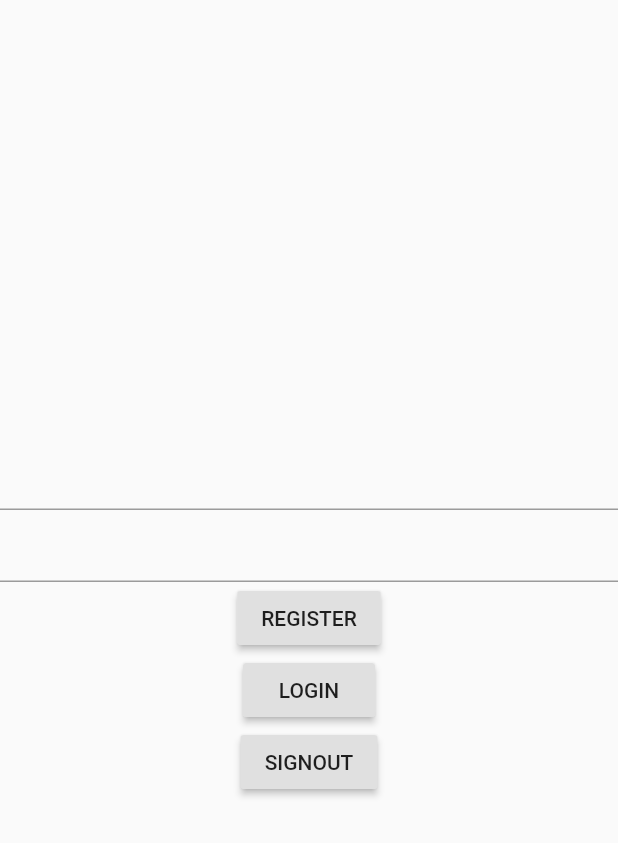
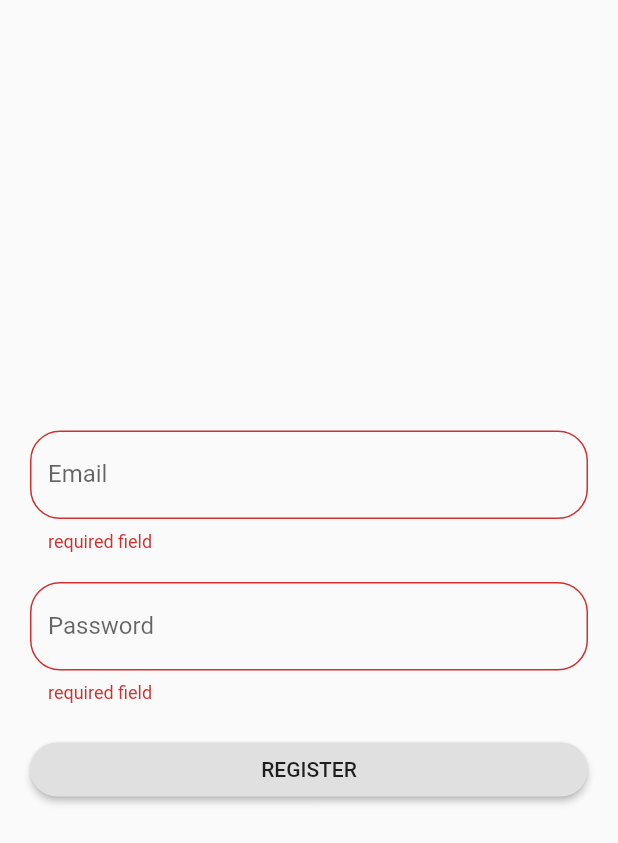
Before and after one commit to shadysamara/gsg_firebase, a Flutter app: the screen it shows after launch, after a tap on "REGISTER", on a phone screen of 412 x 824 dp. Shown: the top 843 px of the screen. Run offline on Flutter 3.47's test engine with Material 2 defaults, Android fonts, the phone set to English and light mode, and no system bars; our stand-ins replace cloud_firestore, firebase_auth, firebase_core, logger; accounts and stored records are empty.

```diff
--- a/lib/main.dart
+++ b/lib/main.dart
@@ -1,6 +1,7 @@
 import 'package:firebase_core/firebase_core.dart';
 import 'package:flutter/material.dart';
-import 'package:gsg_firebase/server.dart';
+import 'package:gsg_firebase/backend/server.dart';
+import 'package:gsg_firebase/ui/widgets/customTextField.dart';
 
 void main() {
   runApp(MyApp());
@@ -54,55 +55,103 @@ class App extends StatelessWidget {
 class HomePage extends StatelessWidget {
   String email;
   String password;
+  String name;
+  String city;
+  String phoneNumber;
+
+  saveEmail(String email) {
+    this.email = email;
+  }
+
+  saveName(String name) {
+    this.name = name;
+  }
+
+  savePassword(String password) {
+    this.password = password;
+  }
+
+  saveCity(String city) {
+    this.city = city;
+  }
+
+  savephone(String phone) {
+    this.phoneNumber = phone;
+  }
+
+  nullValidation(String value) {
+    if (value == '') {
+      return 'required field';
+    }
+  }
+
+  GlobalKey<FormState> formKey = GlobalKey();
+  saveForm() {
+    if (formKey.currentState.validate()) {
+      formKey.currentState.save();
+      loginToMyAPP(this.email, this.password);
+
+      // saveUser({
+      //   'email': this.email,
+      //   'password': this.password,
+      //   'name': this.name,
+      //   'city': this.city,
+      //   'phone': this.phoneNumber
+      // });
+    } else {
+      return;
+    }
+  }
+
   @override
   Widget build(BuildContext context) {
     // TODO: implement build
     return Scaffold(
-        body: Column(
+        body: Container(
+      padding: EdgeInsets.symmetric(horizontal: 20),
+      child: Form(
+        key: formKey,
+        child: Column(
           mainAxisAlignment: MainAxisAlignment.center,
           children: [
-        TextField(
-          onChanged: (value) {
-            this.email = value;
-          },
+            CustomTextField(
+              labelText: 'Email',
+              saveFun: saveEmail,
+              validationFun: nullValidation,
             ),
-        TextField(
-          onChanged: (value) {
-            this.password = value;
-          },
+            CustomTextField(
+              labelText: 'Password',
+              saveFun: savePassword,
+              validationFun: nullValidation,
             ),
-        RaisedButton(
+            // CustomTextField(
+            //   labelText: 'Name',
+            //   saveFun: saveName,
+            //   validationFun: nullValidation,
+            // ),
+            // CustomTextField(
+            //   labelText: 'City',
+            //   saveFun: saveCity,
+            //   validationFun: nullValidation,
+            // ),
+            // CustomTextField(
+            //   labelText: 'Phone',
+            //   saveFun: savephone,
+            //   validationFun: nullValidation,
+            // ),
+            Container(
+              width: double.infinity,
+              child: RaisedButton(
+                  shape: RoundedRectangleBorder(
+                      borderRadius: BorderRadius.circular(20)),
                   child: Text('REGISTER'),
                   onPressed: () async {
-              String id = await registerUsingEmailAndPassword(email, password);
-              if (id != null) {
-                Navigator.pushReplacement(context, MaterialPageRoute(
-                  builder: (context) {
-                    return MainPage();
-                  },
-                ));
-              } else {}
+                    saveForm();
                   }),
-        RaisedButton(
-            child: Text('LOGIN'),
-            onPressed: () async {
-              String id = await loginUsingEmailAndPassword(email, password);
-              if (id != null) {
-                Navigator.pushReplacement(context, MaterialPageRoute(
-                  builder: (context) {
-                    return MainPage();
-                  },
-                ));
-              } else {
-                print('error');
-              }
-            }),
-        RaisedButton(
-            child: Text('SIGNOUT'),
-            onPressed: () async {
-              signOut();
-            })
+            ),
           ],
+        ),
+      ),
     ));
   }
 }
--- a/lib/server.dart
+++ /dev/null
@@ -1,37 +0,0 @@
-import 'package:firebase_auth/firebase_auth.dart';
-
-FirebaseAuth auth = FirebaseAuth.instance;
-Future<String> registerUsingEmailAndPassword(
-    String email, String password) async {
-  try {
-    UserCredential userCredential = await auth.createUserWithEmailAndPassword(
-        email: email, password: password);
-
-    return userCredential.user.uid;
-  } catch (e) {
-    print(e);
-    return null;
-  }
-}
-
-loginUsingEmailAndPassword(String email, String password) async {
-  try {
-    UserCredential userCredential =
-        await auth.signInWithEmailAndPassword(email: email, password: password);
-
-    return userCredential.user.uid;
-  } catch (e) {
-    print(e);
-    return null;
-  }
-}
-
-signOut() {
-  auth.signOut();
-}
-
-String getUserId() {
-  String id = auth.currentUser != null ? auth.currentUser.uid : null;
-  print(id);
-  return id;
-}
--- /dev/null
+++ b/lib/ui/widgets/customTextField.dart
@@ -0,0 +1,29 @@
+import 'package:flutter/material.dart';
+
+class CustomTextField extends StatelessWidget {
+  Function validationFun;
+  Function saveFun;
+  String labelText;
+  CustomTextField({this.labelText, this.saveFun, this.validationFun});
+  @override
+  Widget build(BuildContext context) {
+    // TODO: implement build
+    return Column(
+      children: [
+        TextFormField(
+          validator: (value) => validationFun(value),
+          decoration: InputDecoration(
+              labelText: labelText,
+              border:
+                  OutlineInputBorder(borderRadius: BorderRadius.circular(20))),
+          onSaved: (value) {
+            saveFun(value);
+          },
+        ),
+        SizedBox(
+          height: 20,
+        ),
+      ],
+    );
+  }
+}
--- a/pubspec.yaml
+++ b/pubspec.yaml
@@ -25,6 +25,8 @@ dependencies:
     sdk: flutter
   firebase_core: "0.7.0"
   firebase_auth: "^0.20.0+1"
+  cloud_firestore: ^0.16.0
+  logger: ^0.9.4
 
 
   # The following adds the Cupertino Icons font to your application.
```
Also changed, not shown: lib/backend/server.dart (added, +97 -0 lines), lib/models/User.dart (added, +24 -0 lines), lib/ui/firestore_page.dart (added, +28 -0 lines), pubspec.lock, 1 other file. Lines whose indentation alone changed are shown as unchanged.
